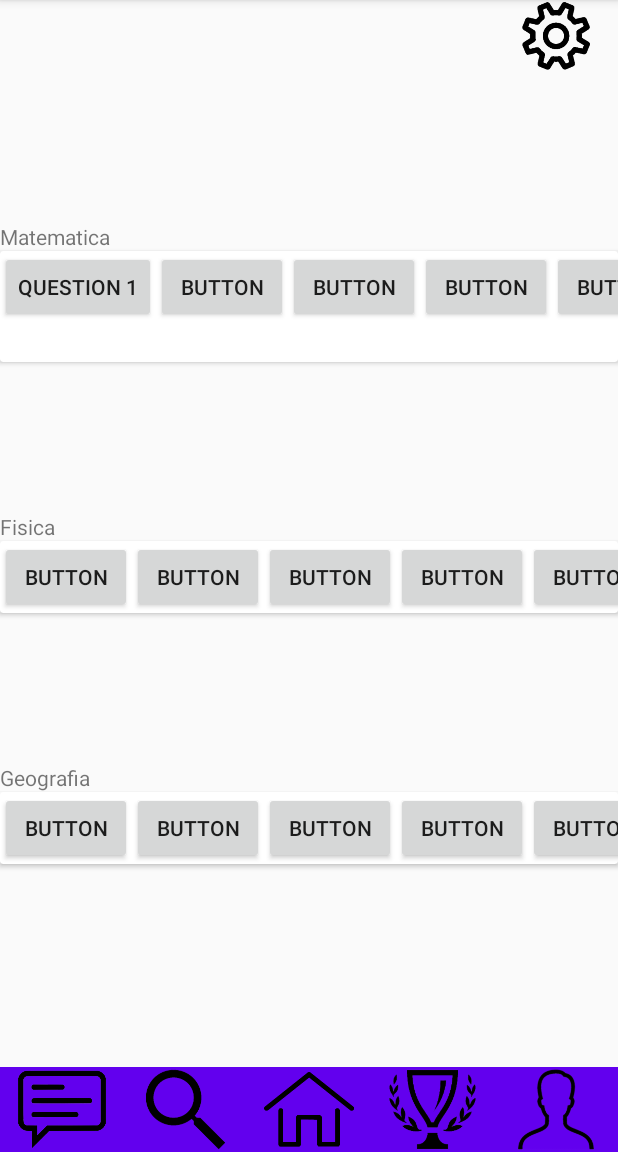
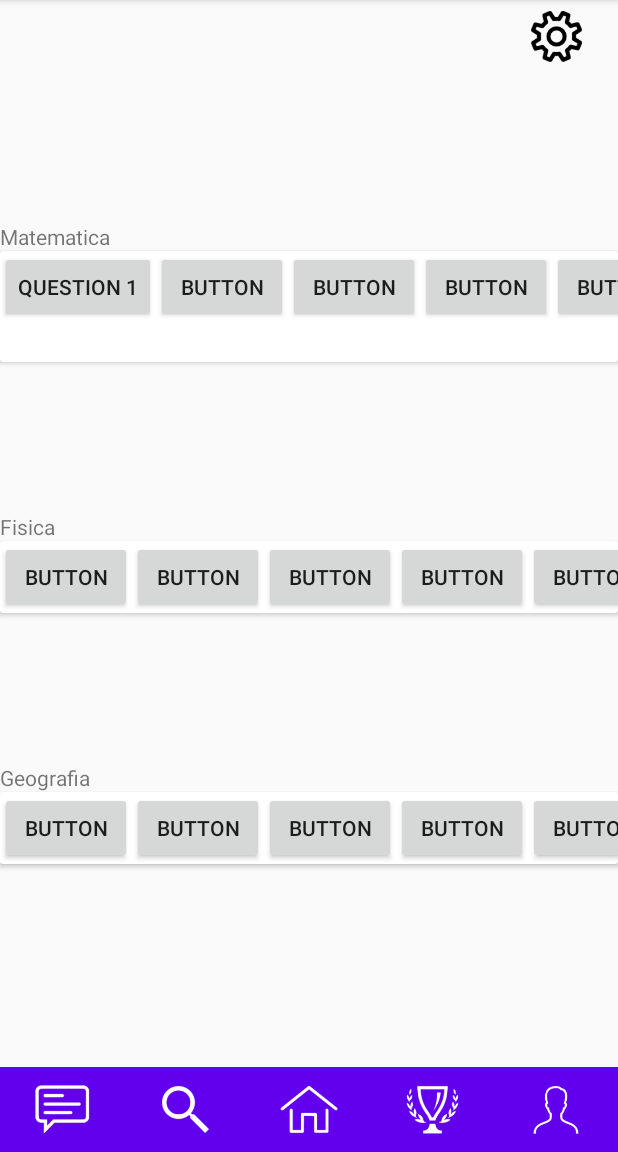
Before and after one commit to gomes717/SpaceApps, an Android app: the screen it shows after launch (MainActivity), on a phone screen of 412 x 824 dp, the part 84-1236 px from its top. Run offline under Robolectric (Android 15) with nearby library versions, the phone set to English and light mode, and no system bars.

Commit message:
White icons

```diff
--- a/app/src/main/res/layout/activity_main.xml
+++ b/app/src/main/res/layout/activity_main.xml
@@ -78,19 +78,21 @@
         app:layout_constraintEnd_toStartOf="@+id/guideline"
         app:layout_constraintStart_toStartOf="@+id/guideline8"
         app:layout_constraintTop_toTopOf="@+id/guideline9"
-        app:srcCompat="@mipmap/search_icon" />
+        app:srcCompat="@mipmap/search_icon_w" />
 
     <ImageButton
         android:id="@+id/buttonChat"
         android:layout_width="0dp"
         android:layout_height="0dp"
         android:background="@color/colorPrimary"
-        android:scaleType="fitCenter"
+        android:scaleType="centerInside"
         app:layout_constraintBottom_toBottomOf="parent"
         app:layout_constraintEnd_toStartOf="@+id/guideline8"
+        app:layout_constraintHorizontal_bias="1.0"
         app:layout_constraintStart_toStartOf="parent"
         app:layout_constraintTop_toTopOf="@+id/guideline9"
-        app:srcCompat="@mipmap/chat_icon" />
+        app:layout_constraintVertical_bias="1.0"
+        app:srcCompat="@mipmap/chat_icon_w" />
 
     <ImageButton
         android:id="@+id/buttonQuestionPage"
@@ -102,7 +104,7 @@
         app:layout_constraintEnd_toStartOf="@+id/guideline2"
         app:layout_constraintStart_toStartOf="@+id/guideline"
         app:layout_constraintTop_toTopOf="@+id/guideline9"
-        app:srcCompat="@mipmap/home_icon" />
+        app:srcCompat="@mipmap/home_icon_w" />
 
     <ImageButton
         android:id="@+id/buttonLeaderBoard"
@@ -114,7 +116,7 @@
         app:layout_constraintEnd_toStartOf="@+id/guideline3"
         app:layout_constraintStart_toStartOf="@+id/guideline2"
         app:layout_constraintTop_toTopOf="@+id/guideline9"
-        app:srcCompat="@mipmap/ranking_icon" />
+        app:srcCompat="@mipmap/ranking_icon_w" />
 
     <ImageButton
         android:id="@+id/buttonMenu"
@@ -128,12 +130,12 @@
         app:layout_constraintHorizontal_bias="0.733"
         app:layout_constraintStart_toStartOf="@+id/guideline3"
         app:layout_constraintTop_toTopOf="@+id/guideline9"
-        app:srcCompat="@mipmap/profile_icon" />
+        app:srcCompat="@mipmap/profile_icon_w" />
 
     <ImageButton
         android:id="@+id/buttonConfig"
-        android:layout_width="0dp"
-        android:layout_height="0dp"
+        android:layout_width="58dp"
+        android:layout_height="34dp"
         android:background="#00FFFFFF"
         android:scaleType="fitCenter"
         app:layout_constraintBottom_toBottomOf="@+id/invisibleWall"
```
Also changed, not shown: app/src/main/res/mipmap-mdpi/chat_icon_w.png (added), app/src/main/res/mipmap-mdpi/home_icon_w.png (added), app/src/main/res/mipmap-mdpi/profile_icon_w.png (added), app/src/main/res/mipmap-mdpi/ranking_icon_w.png (added), app/src/main/res/mipmap-mdpi/search_icon_w.png (added), app/src/main/res/mipmap-mdpi/settings_icon.png.
